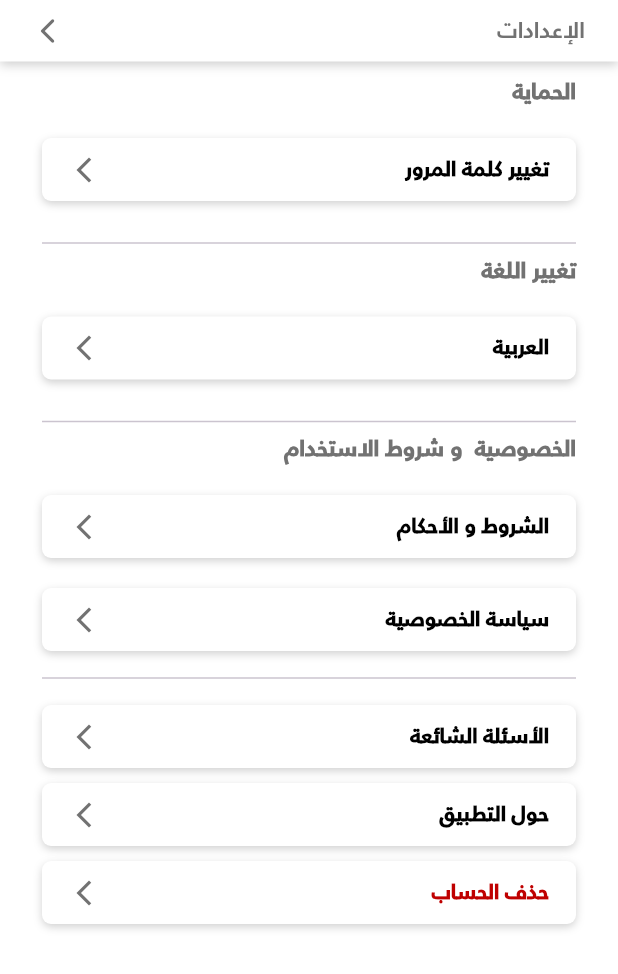
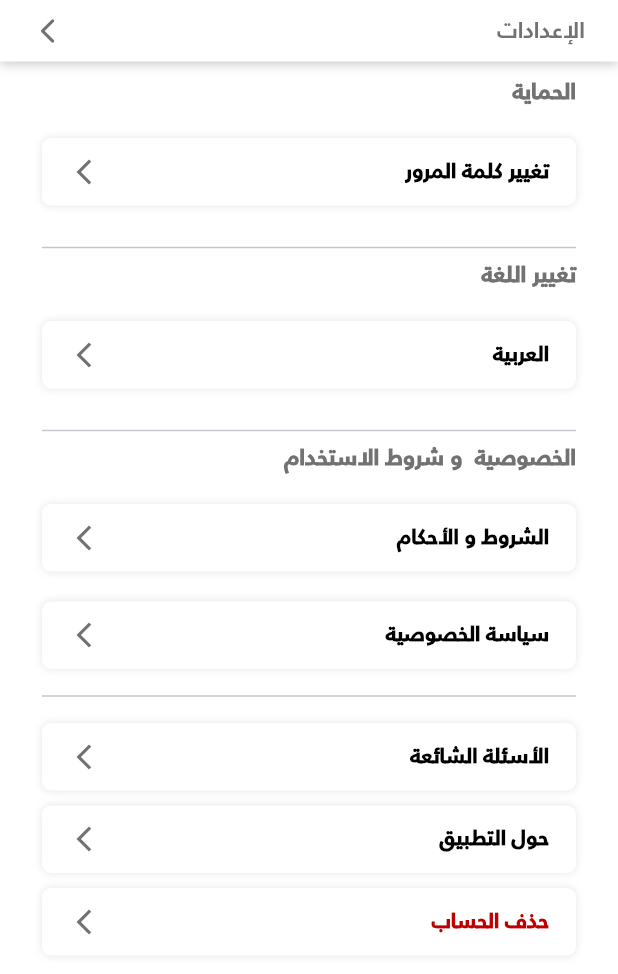
Before and after one commit to MOUSAHLP/farmy_driver_flutter, a Flutter app: the SettingScreen screen opened directly, on a phone screen of 412 x 824 dp. Shown: the top 974 px of the screen. Run offline on Flutter 3.47's test engine with Material 3 defaults, Android fonts, the phone set to English and light mode, and no system bars; our stand-ins replace country_code_picker, dartz, dio, extended_image, flutter_bloc, flutter_screenutil and 9 more; missing offline and left inert: d_chart; accounts and stored records are empty; generated files the repository leaves out were written again; project files that could hold a hidden picture were left out.

Commit message:
merge with master

```diff
--- a/lib/presentation/app_widgets/action_alert_dialog.dart
+++ b/lib/presentation/app_widgets/action_alert_dialog.dart
@@ -81,7 +81,7 @@ class ActionAlertDialog extends StatelessWidget {
                 Expanded(
                   child: OutlinedButton(
                     onPressed: onCancel,
-                    child: Text(cancelText?? AppLocalizations.of(context)?.cancel??'',
+                    child: Text(cancelText?? AppLocalizations.of(context)!.cancel??'',
                       style:getRegularStyle(color: Colors.white,fontSize: FontSizeApp.s16),
                     ),
                   ),
--- a/lib/presentation/app_widgets/custom_drawer.dart
+++ b/lib/presentation/app_widgets/custom_drawer.dart
@@ -7,6 +7,7 @@ import 'package:pharmy_driver/translations.dart';
 import '../resources/assets_manager.dart';
 import '../resources/color_manager.dart';
 import '../resources/style_app.dart';
+import '../screens/all_order_history/screens/all_order_history_screen.dart';
 
 class CustomAppDrawer extends StatelessWidget {
   const CustomAppDrawer({super.key});
@@ -76,6 +77,7 @@ class CustomAppDrawer extends StatelessWidget {
                           ElevatedButtonWidget(
                             title: AppLocalizations.of(context)!.orders_date,
                               onTap: () {
+                                AppRouter.push(context, const AllOrderHistoryScreen());
                             //AppRouter.push(context, const AllInvoicesScreen());
                           }),
                           ElevatedButtonWidget(
--- a/lib/presentation/screens/main_screen/widget/custom_app_bar.dart
+++ b/lib/presentation/screens/main_screen/widget/custom_app_bar.dart
@@ -48,7 +48,7 @@ class CustomAppBar extends StatelessWidget {
                         width: 21,
                       ),
                       onTap: () {
-                        context.read<HomeCubit>().scaffoldKey?.currentState?.openDrawer();
+                        context.read<HomeCubit>().scaffoldKey.currentState?.openDrawer();
                       },
                     ),
                     Padding(
--- a/lib/presentation/screens/settings/screens/settings_screen.dart
+++ b/lib/presentation/screens/settings/screens/settings_screen.dart
@@ -2,7 +2,6 @@ import 'package:flutter/material.dart';
 import 'package:pharmy_driver/presentation/app_widgets/screen_title.dart';
 import 'package:pharmy_driver/presentation/resources/color_manager.dart';
 import 'package:pharmy_driver/presentation/resources/style_app.dart';
-import 'package:pharmy_driver/presentation/screens/main_screen/widget/custom_app_bar.dart';
 import 'package:pharmy_driver/presentation/screens/settings/widgets/card_setting.dart';
 import 'package:pharmy_driver/translations.dart';
 
--- a/lib/presentation/screens/settings/widgets/card_setting.dart
+++ b/lib/presentation/screens/settings/widgets/card_setting.dart
@@ -15,10 +15,11 @@ class CardSetting extends StatelessWidget {
       onTap: onTap,
       child: Container(
         width: 1.sw,
+        height: 45,
         decoration: BoxDecoration(
             color: Colors.white,
             borderRadius: BorderRadius.circular(6),
-            boxShadow: [ColorManager.shadowGaryDown]
+            boxShadow: [ColorManager.shadowGaryDownSoft]
         ),
         child: Padding(
           padding: const EdgeInsets.symmetric(horizontal: 18,vertical: 11),
--- a/lib/presentation/screens/transactions/screens/transactions_screen.dart
+++ b/lib/presentation/screens/transactions/screens/transactions_screen.dart
@@ -1,13 +1,8 @@
 
 import 'package:flutter/material.dart';
-import 'package:flutter_screenutil/flutter_screenutil.dart';
-import 'package:hive_flutter/adapters.dart';
 import 'package:pharmy_driver/presentation/app_widgets/base_scaffold.dart';
-import 'package:pharmy_driver/presentation/app_widgets/custom_button.dart';
 import 'package:pharmy_driver/presentation/resources/color_manager.dart';
-import 'package:pharmy_driver/presentation/resources/font_app.dart';
 import 'package:pharmy_driver/presentation/resources/style_app.dart';
-import 'package:pharmy_driver/presentation/resources/values_app.dart';
 import 'package:pharmy_driver/presentation/screens/transactions/widgets/company_dues_card.dart';
 import 'package:pharmy_driver/presentation/screens/transactions/widgets/current_balance_card.dart';
 import 'package:pharmy_driver/presentation/screens/transactions/widgets/dues_card.dart';
```
Also changed, not shown: lib/presentation/screens/my_orders/widgets/order_card.dart (+3 -4 lines).
